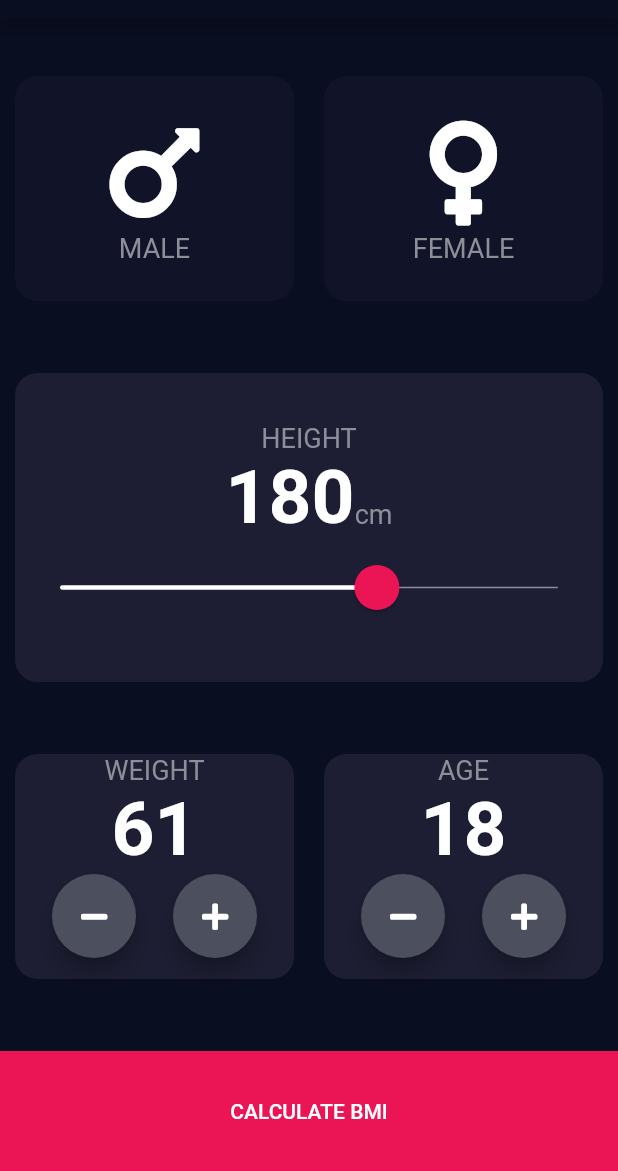
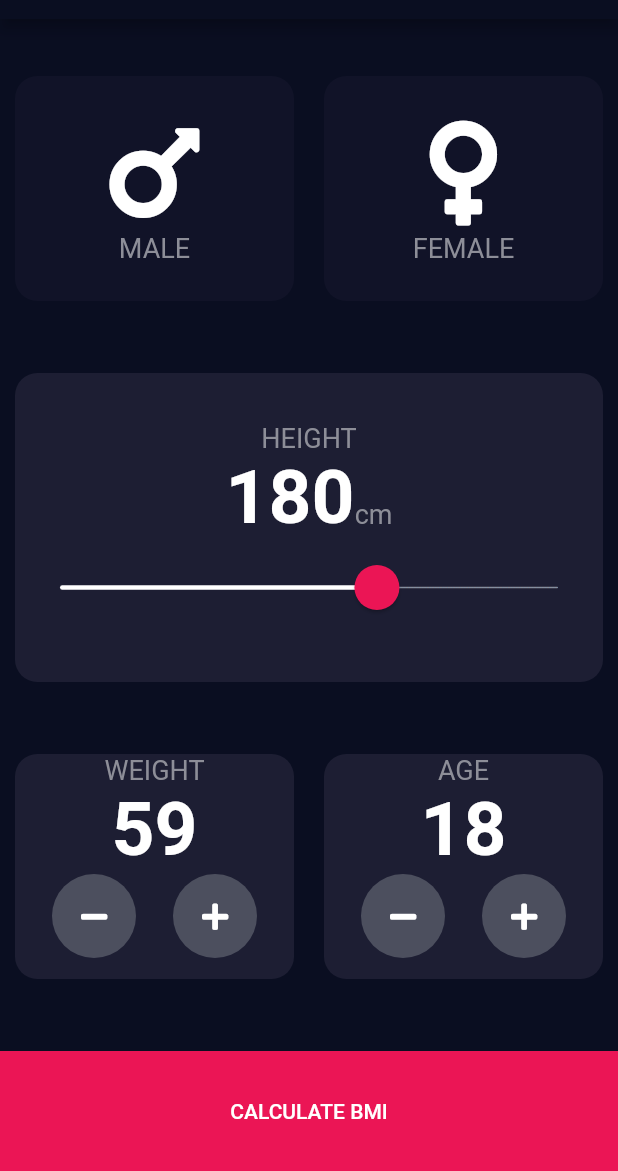
Before and after one commit to BatuhanAydoner/bmi_calculator, a Flutter app: the screen it shows after launch, after a tap on an icon or button, on a phone screen of 412 x 824 dp, the part 65-1236 px from its top. Run offline on Flutter 3.47's test engine with Material 2 defaults, Android fonts, the phone set to English and light mode, and no system bars; our stand-ins replace font_awesome_flutter.

Commit message:
Bug fixed.

```diff
--- a/lib/input_page.dart
+++ b/lib/input_page.dart
@@ -79,7 +79,7 @@ class _InputPageState extends State<InputPage> {
               children: <Widget>[
                 Text(
                   "HEIGHT",
-                  style: TextStyle(fontSize: 18.0, color: Color(0xFF8D8E98)),
+                  style: kLabelTextStyle,
                 ),
                 Row(
                   mainAxisAlignment: MainAxisAlignment.center,
@@ -144,7 +144,7 @@ class _InputPageState extends State<InputPage> {
                             iconData: FontAwesomeIcons.minus,
                             pressed: () {
                               setState(() {
-                                _weight++;
+                                _weight--;
                               });
                             },
                           ),
@@ -152,7 +152,7 @@ class _InputPageState extends State<InputPage> {
                             iconData: FontAwesomeIcons.plus,
                             pressed: () {
                               setState(() {
-                                _weight--;
+                                _weight++;
                               });
                             },
                           )
@@ -181,7 +181,7 @@ class _InputPageState extends State<InputPage> {
                             iconData: FontAwesomeIcons.minus,
                             pressed: () {
                               setState(() {
-                                _age++;
+                                _age--;
                               });
                             },
                           ),
@@ -189,7 +189,7 @@ class _InputPageState extends State<InputPage> {
                             iconData: FontAwesomeIcons.plus,
                             pressed: () {
                               setState(() {
-                                _age--;
+                                _age++;
                               });
                             },
                           )
@@ -223,7 +223,7 @@ class RoundIconButton extends StatelessWidget {
   @override
   Widget build(BuildContext context) {
     return RawMaterialButton(
-      elevation: 6.0,
+      elevation: 0.0,
       splashColor: Colors.red,
       disabledElevation: 6.0,
       onPressed: pressed,
```
